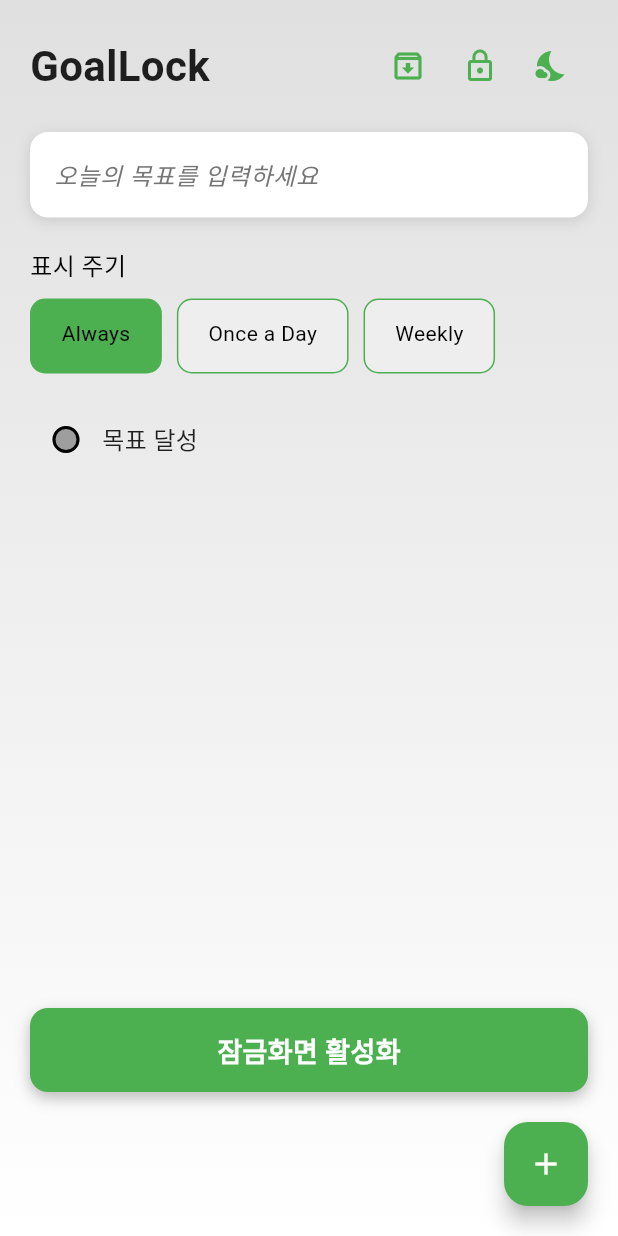
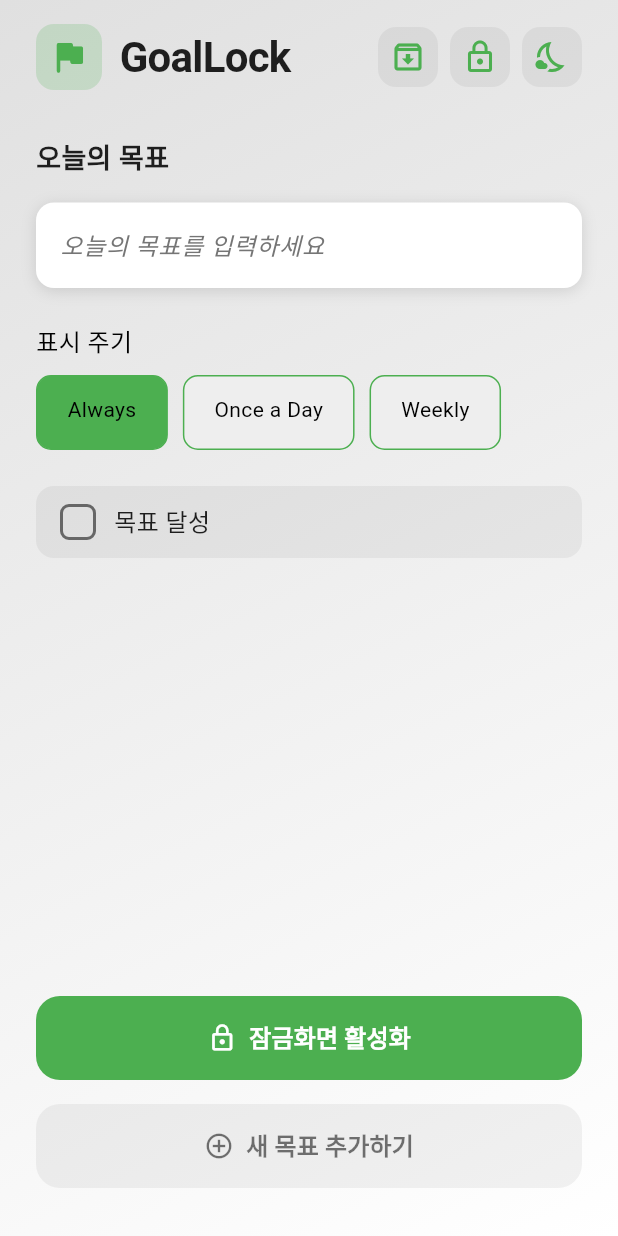
Before and after one commit to dltmdgh579/goalock, a Flutter app: the screen it shows after launch, on a phone screen of 412 x 824 dp. Run offline on Flutter 3.47's test engine with Material 3 defaults, Android fonts, the phone set to English and light mode, and no system bars; our stand-ins replace flutter_colorpicker, permission_handler, shared_preferences; missing offline and left inert: wallpaper_manager_plus.

Commit message:
design: 홈 화면 UI 다듬기
Signed-off-by: 이승호 <dltmdgh579@gmail.com>

```diff
--- a/lib/screens/home_screen.dart
+++ b/lib/screens/home_screen.dart
@@ -146,9 +146,14 @@
   }
 
   void _showSnackBar(String message) {
-    ScaffoldMessenger.of(
-      context,
-    ).showSnackBar(SnackBar(content: Text(message)));
+    ScaffoldMessenger.of(context).showSnackBar(
+      SnackBar(
+        content: Text(message),
+        behavior: SnackBarBehavior.floating,
+        shape: RoundedRectangleBorder(borderRadius: BorderRadius.circular(10)),
+        margin: const EdgeInsets.all(10),
+      ),
+    );
   }
 
   void _resetGoal() {
@@ -174,65 +179,142 @@
       body: Container(
         decoration: BoxDecoration(
           gradient: LinearGradient(
-            begin: Alignment.topCenter,
-            end: Alignment.bottomCenter,
+            begin: Alignment.topLeft,
+            end: Alignment.bottomRight,
             colors: isDark ? AppTheme.darkGradient : AppTheme.lightGradient,
           ),
         ),
         child: SafeArea(
           child: Padding(
-            padding: const EdgeInsets.all(20.0),
+            padding: const EdgeInsets.symmetric(
+              horizontal: 24.0,
+              vertical: 16.0,
+            ),
             child: Column(
               crossAxisAlignment: CrossAxisAlignment.start,
               children: [
                 // 앱 헤더
-                Row(
+                _buildAppHeader(isDark),
+                const SizedBox(height: 32),
+
+                // 목표 입력 필드
+                _buildGoalInputSection(isDark),
+                const SizedBox(height: 32),
+
+                const Spacer(),
+
+                // 액션 버튼 섹션
+                _buildActionButtons(isDark),
+              ],
+            ),
+          ),
+        ),
+      ),
+    );
+  }
+
+  Widget _buildAppHeader(bool isDark) {
+    return Row(
       mainAxisAlignment: MainAxisAlignment.spaceBetween,
       children: [
+        Row(
+          children: [
+            Container(
+              padding: const EdgeInsets.all(8),
+              decoration: BoxDecoration(
+                color: AppTheme.primaryColor.withOpacity(0.2),
+                borderRadius: BorderRadius.circular(12),
+              ),
+              child: Icon(
+                Icons.flag_rounded,
+                color: AppTheme.primaryColor,
+                size: 28,
+              ),
+            ),
+            const SizedBox(width: 12),
             const Text(
               "GoalLock",
               style: TextStyle(
                 fontSize: 28,
                 fontWeight: FontWeight.bold,
+                letterSpacing: -0.5,
               ),
+            ),
+          ],
         ),
         Row(
           children: [
-                        IconButton(
-                          icon: const Icon(Icons.archive_outlined),
-                          color: AppTheme.primaryColor,
+            _buildIconButton(
+              icon: Icons.archive_outlined,
               onPressed: _navigateToArchive,
+              isDark: isDark,
             ),
-                        IconButton(
-                          icon: const Icon(Icons.lock_outline),
-                          color: AppTheme.primaryColor,
+            _buildIconButton(
+              icon: Icons.lock_outline,
               onPressed: () {
                 Navigator.push(
                   context,
                   MaterialPageRoute(
-                                builder:
-                                    (context) => const LockScreenSettings(),
+                    builder: (context) => const LockScreenSettings(),
                   ),
                 );
               },
+              isDark: isDark,
             ),
-                        IconButton(
-                          icon: Icon(
-                            isDark ? Icons.wb_sunny : Icons.nights_stay,
-                            color: AppTheme.primaryColor,
-                          ),
-                          onPressed:
-                              () => setState(() => _isDarkMode = !_isDarkMode),
+            _buildIconButton(
+              icon:
+                  isDark ? Icons.wb_sunny_outlined : Icons.nights_stay_outlined,
+              onPressed: () => setState(() => _isDarkMode = !_isDarkMode),
+              isDark: isDark,
             ),
           ],
         ),
       ],
+    );
+  }
+
+  Widget _buildIconButton({
+    required IconData icon,
+    required VoidCallback onPressed,
+    required bool isDark,
+  }) {
+    return Container(
+      margin: const EdgeInsets.only(left: 8),
+      decoration: BoxDecoration(
+        color:
+            isDark
+                ? Colors.white.withOpacity(0.1)
+                : Colors.black.withOpacity(0.05),
+        borderRadius: BorderRadius.circular(12),
       ),
-                const SizedBox(height: 20),
+      child: IconButton(
+        icon: Icon(icon),
+        color: AppTheme.primaryColor,
+        onPressed: onPressed,
+        padding: const EdgeInsets.all(8),
+        constraints: const BoxConstraints(),
+        visualDensity: VisualDensity.compact,
+      ),
+    );
+  }
+
+  Widget _buildGoalInputSection(bool isDark) {
+    return Column(
+      crossAxisAlignment: CrossAxisAlignment.start,
+      children: [
+        Text(
+          "오늘의 목표",
+          style: TextStyle(
+            fontSize: 18,
+            fontWeight: FontWeight.bold,
+            color: isDark ? Colors.white70 : Colors.black87,
+          ),
+        ),
+        const SizedBox(height: 16),
 
         // 목표 입력 필드
         GoalInputCard(controller: _goalController, isDarkMode: isDark),
-                const SizedBox(height: 20),
+        const SizedBox(height: 24),
 
         // 표시 주기 선택
         PeriodSelector(
@@ -241,59 +323,164 @@
               (period) => setState(() => _selectedPeriod = period),
           isDarkMode: isDark,
         ),
-                const SizedBox(height: 20),
+        const SizedBox(height: 24),
 
         // 목표 달성 체크박스
-                Row(
-                  children: [
-                    Checkbox(
-                      value: _isChecked,
-                      onChanged: (bool? value) {
-                        setState(() => _isChecked = value ?? false);
-                        if (value ?? false) {
+        InkWell(
+          onTap: () {
+            setState(() => _isChecked = !_isChecked);
+            if (_isChecked) {
               _completeGoal();
             }
           },
-                      shape: const CircleBorder(),
-                      activeColor: AppTheme.primaryColor,
-                      checkColor: isDark ? Colors.black : Colors.white,
+          borderRadius: BorderRadius.circular(12),
+          child: Container(
+            padding: const EdgeInsets.symmetric(horizontal: 16, vertical: 12),
+            decoration: BoxDecoration(
+              color:
+                  _isChecked
+                      ? AppTheme.primaryColor.withOpacity(0.2)
+                      : isDark
+                      ? Colors.white.withOpacity(0.1)
+                      : Colors.black.withOpacity(0.05),
+              borderRadius: BorderRadius.circular(12),
             ),
-                    const Text("목표 달성", style: TextStyle(fontSize: 16)),
-                  ],
+            child: Row(
+              children: [
+                Container(
+                  width: 24,
+                  height: 24,
+                  decoration: BoxDecoration(
+                    color:
+                        _isChecked ? AppTheme.primaryColor : Colors.transparent,
+                    borderRadius: BorderRadius.circular(6),
+                    border: Border.all(
+                      color:
+                          _isChecked
+                              ? AppTheme.primaryColor
+                              : isDark
+                              ? Colors.white70
+                              : Colors.black54,
+                      width: 2,
                     ),
-
-                const Spacer(),
-
-                // 잠금화면 버튼
-                ActionButton(
-                  text: _isLockScreenEnabled ? "잠금화면 비활성화" : "잠금화면 활성화",
-                  onPressed:
-                      _isLockScreenEnabled
-                          ? _disableLockScreen
-                          : _setLockScreen,
-                  isDarkMode: isDark,
-                  backgroundColor:
-                      _isLockScreenEnabled ? Colors.red : AppTheme.primaryColor,
                   ),
-                const SizedBox(height: 20),
-
-                // 새 목표 추가 버튼
-                Align(
-                  alignment: Alignment.bottomRight,
-                  child: FloatingActionButton(
-                    onPressed: _resetGoal,
-                    backgroundColor: AppTheme.primaryColor,
-                    child: Icon(
-                      Icons.add,
-                      color: isDark ? Colors.black : Colors.white,
+                  child:
+                      _isChecked
+                          ? const Icon(
+                            Icons.check,
+                            size: 16,
+                            color: Colors.white,
+                          )
+                          : null,
                 ),
+                const SizedBox(width: 12),
+                Text(
+                  "목표 달성",
+                  style: TextStyle(
+                    fontSize: 16,
+                    fontWeight: FontWeight.w500,
+                    color:
+                        _isChecked
+                            ? AppTheme.primaryColor
+                            : isDark
+                            ? Colors.white
+                            : Colors.black87,
                   ),
                 ),
               ],
             ),
           ),
         ),
+      ],
+    );
+  }
+
+  Widget _buildActionButtons(bool isDark) {
+    return Column(
+      children: [
+        // 잠금화면 버튼
+        Container(
+          width: double.infinity,
+          height: 56,
+          margin: const EdgeInsets.only(bottom: 16),
+          child: ElevatedButton(
+            onPressed:
+                _isLockScreenEnabled ? _disableLockScreen : _setLockScreen,
+            style: ElevatedButton.styleFrom(
+              backgroundColor:
+                  _isLockScreenEnabled
+                      ? Colors.redAccent
+                      : AppTheme.primaryColor,
+              foregroundColor: Colors.white,
+              elevation: 0,
+              shape: RoundedRectangleBorder(
+                borderRadius: BorderRadius.circular(16),
               ),
+            ),
+            child: Row(
+              mainAxisAlignment: MainAxisAlignment.center,
+              children: [
+                Icon(
+                  _isLockScreenEnabled
+                      ? Icons.lock_open_outlined
+                      : Icons.lock_outline,
+                  size: 20,
+                  color: Colors.white,
+                ),
+                const SizedBox(width: 8),
+                Text(
+                  _isLockScreenEnabled ? "잠금화면 비활성화" : "잠금화면 활성화",
+                  style: const TextStyle(
+                    fontSize: 16,
+                    fontWeight: FontWeight.bold,
+                    color: Colors.white,
+                  ),
+                ),
+              ],
+            ),
+          ),
+        ),
+
+        // 새 목표 추가 버튼
+        Container(
+          width: double.infinity,
+          height: 56,
+          margin: const EdgeInsets.only(bottom: 16),
+          child: ElevatedButton(
+            onPressed: _resetGoal,
+            style: ElevatedButton.styleFrom(
+              backgroundColor:
+                  isDark
+                      ? Colors.white.withOpacity(0.1)
+                      : Colors.black.withOpacity(0.05),
+              foregroundColor: isDark ? Colors.white : Colors.black87,
+              elevation: 0,
+              shape: RoundedRectangleBorder(
+                borderRadius: BorderRadius.circular(16),
+              ),
+            ),
+            child: Row(
+              mainAxisAlignment: MainAxisAlignment.center,
+              children: [
+                Icon(
+                  Icons.add_circle_outline,
+                  size: 20,
+                  color: isDark ? Colors.white70 : Colors.black54,
+                ),
+                const SizedBox(width: 8),
+                Text(
+                  "새 목표 추가하기",
+                  style: TextStyle(
+                    fontSize: 16,
+                    fontWeight: FontWeight.bold,
+                    color: isDark ? Colors.white70 : Colors.black54,
+                  ),
+                ),
+              ],
+            ),
+          ),
+        ),
+      ],
     );
   }
 
```
Lines whose indentation alone changed are shown as unchanged.
